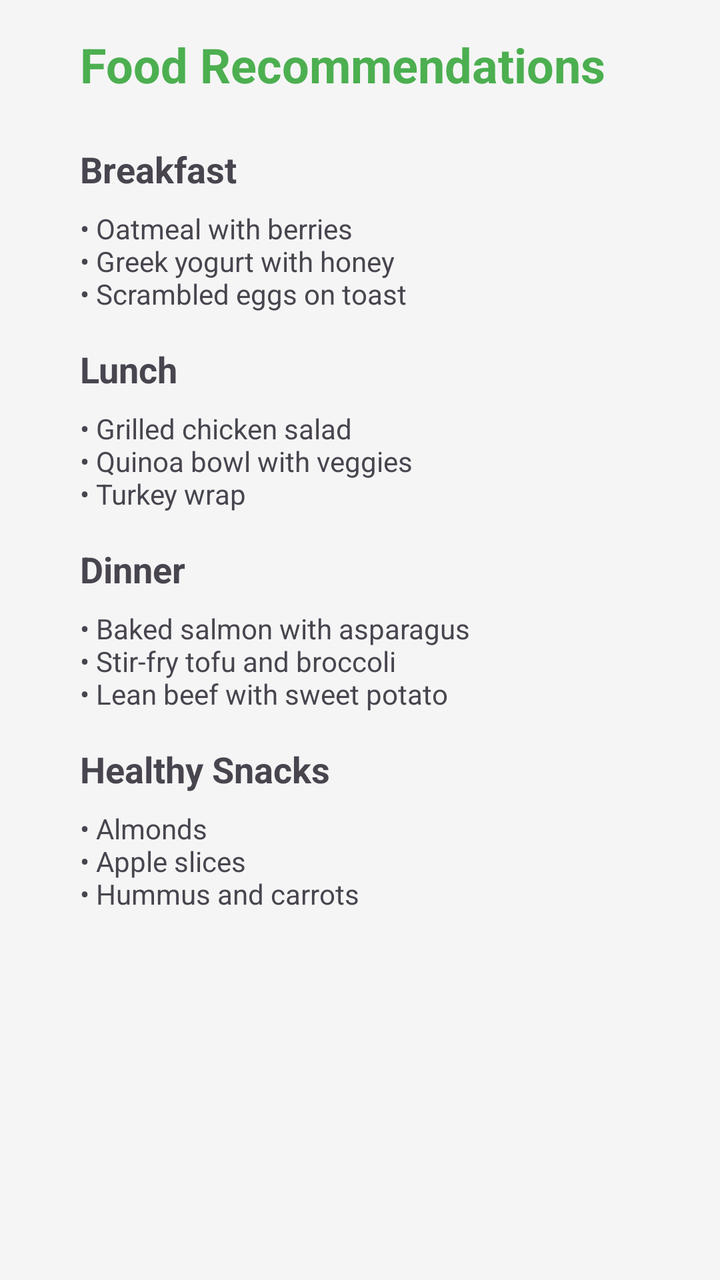
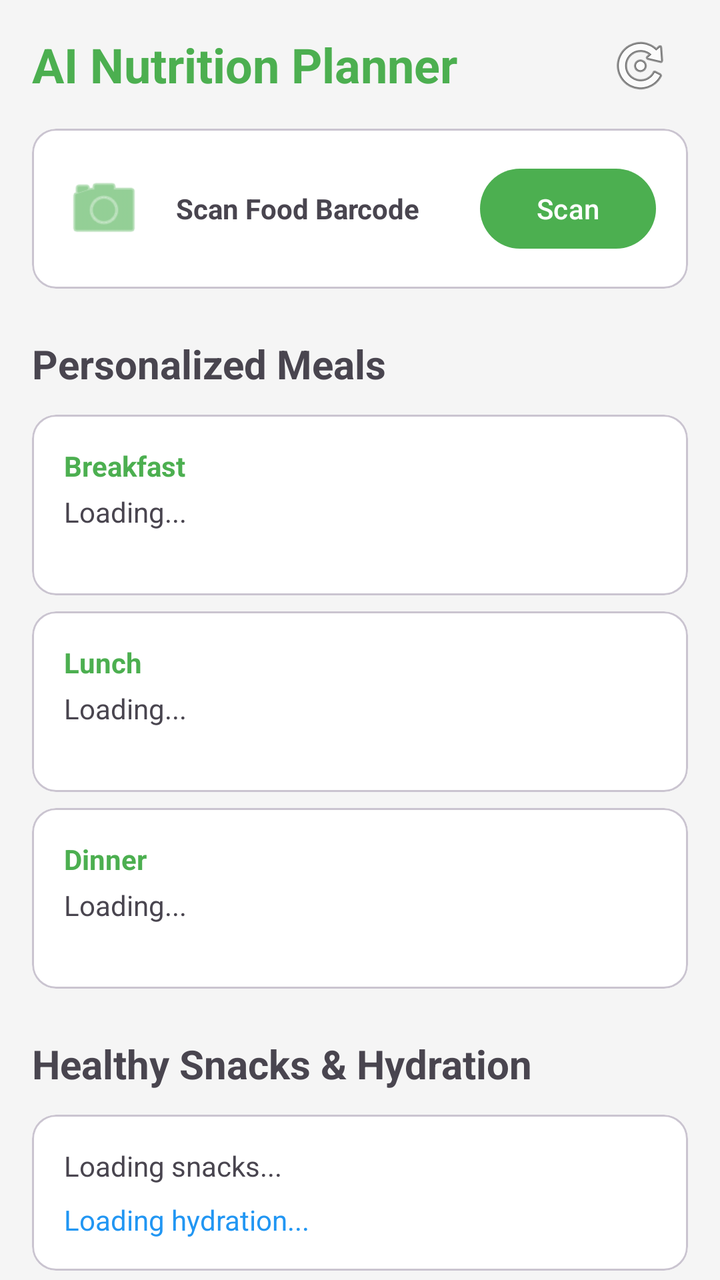

Two renders of the same Android screen: before a commit and after it. Below are the layout's source before the change and the commit's diff.
<!-- AndroidManifest.xml: application theme Theme.FitnessApp -->
<!-- res/layout/fragment_food.xml -->
<?xml version="1.0" encoding="utf-8"?>
<ScrollView xmlns:android="http://schemas.android.com/apk/res/android"
    xmlns:app="http://schemas.android.com/apk/res-auto"
    android:layout_width="match_parent"
    android:layout_height="match_parent"
    android:fillViewport="true"
    android:background="@color/backgroundColor">

    <androidx.constraintlayout.widget.ConstraintLayout
        android:layout_width="match_parent"
        android:layout_height="wrap_content"
        android:padding="@dimen/screen_padding">

        <androidx.constraintlayout.widget.Guideline
            android:id="@+id/glLeft"
            android:layout_width="wrap_content"
            android:layout_height="wrap_content"
            android:orientation="vertical"
            app:layout_constraintGuide_begin="@dimen/content_horizontal_margin" />

        <androidx.constraintlayout.widget.Guideline
            android:id="@+id/glRight"
            android:layout_width="wrap_content"
            android:layout_height="wrap_content"
            android:orientation="vertical"
            app:layout_constraintGuide_end="@dimen/content_horizontal_margin" />

        <TextView
            android:id="@+id/tvTitle"
            android:layout_width="wrap_content"
            android:layout_height="wrap_content"
            android:text="Food Recommendations"
            android:textSize="@dimen/text_size_h1"
            android:textStyle="bold"
            android:textColor="@color/primaryColor"
            app:layout_constraintTop_toTopOf="parent"
            app:layout_constraintStart_toStartOf="@id/glLeft" />

        <LinearLayout
            android:layout_width="0dp"
            android:layout_height="wrap_content"
            android:orientation="vertical"
            android:layout_marginTop="24dp"
            app:layout_constraintTop_toBottomOf="@id/tvTitle"
            app:layout_constraintStart_toStartOf="@id/glLeft"
            app:layout_constraintEnd_toEndOf="@id/glRight">

            
            <TextView
                android:layout_width="wrap_content"
                android:layout_height="wrap_content"
                android:text="Breakfast"
                android:textSize="@dimen/text_size_h2"
                android:textStyle="bold"
                android:layout_marginBottom="8dp" />
            <TextView
                android:layout_width="match_parent"
                android:layout_height="wrap_content"
                android:text="• Oatmeal with berries\n• Greek yogurt with honey\n• Scrambled eggs on toast"
                android:layout_marginBottom="16dp" />

            
            <TextView
                android:layout_width="wrap_content"
                android:layout_height="wrap_content"
                android:text="Lunch"
                android:textSize="@dimen/text_size_h2"
                android:textStyle="bold"
                android:layout_marginBottom="8dp" />
            <TextView
                android:layout_width="match_parent"
                android:layout_height="wrap_content"
                android:text="• Grilled chicken salad\n• Quinoa bowl with veggies\n• Turkey wrap"
                android:layout_marginBottom="16dp" />

            
            <TextView
                android:layout_width="wrap_content"
                android:layout_height="wrap_content"
                android:text="Dinner"
                android:textSize="@dimen/text_size_h2"
                android:textStyle="bold"
                android:layout_marginBottom="8dp" />
            <TextView
                android:layout_width="match_parent"
                android:layout_height="wrap_content"
                android:text="• Baked salmon with asparagus\n• Stir-fry tofu and broccoli\n• Lean beef with sweet potato"
                android:layout_marginBottom="16dp" />

            
            <TextView
                android:layout_width="wrap_content"
                android:layout_height="wrap_content"
                android:text="Healthy Snacks"
                android:textSize="@dimen/text_size_h2"
                android:textStyle="bold"
                android:layout_marginBottom="8dp" />
            <TextView
                android:layout_width="match_parent"
                android:layout_height="wrap_content"
                android:text="• Almonds\n• Apple slices\n• Hummus and carrots" />

        </LinearLayout>

    </androidx.constraintlayout.widget.ConstraintLayout>
</ScrollView>
<!-- resources referenced by this layout -->
<resources>
  <color name="backgroundColor">#F5F5F5</color>
  <color name="primaryColor">#4CAF50</color>
  <dimen name="content_horizontal_margin">24dp</dimen>
  <dimen name="screen_padding">16dp</dimen>
  <dimen name="text_size_h1">24sp</dimen>
  <dimen name="text_size_h2">18sp</dimen>
  <style name="Theme.FitnessApp" parent="Base.Theme.FitnessApp" />
  <style name="Base.Theme.FitnessApp" parent="Theme.Material3.DayNight.NoActionBar">
          <item name="colorPrimary">@color/primaryColor</item>
          <item name="colorOnPrimary">@color/white</item>
          <item name="colorPrimaryContainer">@color/primaryVariant</item>
          <item name="colorOnPrimaryContainer">@color/white</item>
          <item name="colorSecondary">@color/secondaryColor</item>
          <item name="colorOnSecondary">@color/black</item>
          <item name="android:windowBackground">@color/backgroundColor</item>
          <item name="android:statusBarColor">@color/primaryVariant</item>
          <item name="colorSurface">@color/surfaceColor</item>
          <item name="colorOnSurface">@color/textColorPrimary</item>
          <item name="colorSurfaceVariant">@color/surfaceVariant</item>
          <item name="colorOnSurfaceVariant">@color/textColorSecondary</item>
          <item name="colorSecondaryContainer">@color/secondaryContainer</item>
          <item name="colorOnSecondaryContainer">@color/primaryColor</item>
          <item name="android:textColorPrimary">@color/textColorPrimary</item>
          <item name="android:textColorSecondary">@color/textColorSecondary</item>
      </style>
  <color name="white">#FFFFFFFF</color>
  <color name="primaryVariant">#388E3C</color>
  <color name="secondaryColor">#FFC107</color>
  <color name="black">#FF000000</color>
  <color name="surfaceColor">#FFFFFF</color>
  <color name="textColorPrimary">#212121</color>
  <color name="surfaceVariant">#EEEEEE</color>
  <color name="textColorSecondary">#757575</color>
  <color name="secondaryContainer">#E8F5E9</color>
</resources>

<!-- the commit's change to res/layout/fragment_food.xml (unified diff, before → after) -->
@@ -1,5 +1,5 @@
 <?xml version="1.0" encoding="utf-8"?>
-<ScrollView xmlns:android="http://schemas.android.com/apk/res/android"
+<androidx.core.widget.NestedScrollView xmlns:android="http://schemas.android.com/apk/res/android"
     xmlns:app="http://schemas.android.com/apk/res-auto"
     android:layout_width="match_parent"
     android:layout_height="match_parent"
@@ -9,98 +9,176 @@
     <androidx.constraintlayout.widget.ConstraintLayout
         android:layout_width="match_parent"
         android:layout_height="wrap_content"
-        android:padding="@dimen/screen_padding">
+        android:padding="16dp">
 
-        <androidx.constraintlayout.widget.Guideline
-            android:id="@+id/glLeft"
+        <TextView
+            android:id="@+id/tvNutritionTitle"
             android:layout_width="wrap_content"
             android:layout_height="wrap_content"
-            android:orientation="vertical"
-            app:layout_constraintGuide_begin="@dimen/content_horizontal_margin" />
-
-        <androidx.constraintlayout.widget.Guideline
-            android:id="@+id/glRight"
-            android:layout_width="wrap_content"
-            android:layout_height="wrap_content"
-            android:orientation="vertical"
-            app:layout_constraintGuide_end="@dimen/content_horizontal_margin" />
-
-        <TextView
-            android:id="@+id/tvTitle"
-            android:layout_width="wrap_content"
-            android:layout_height="wrap_content"
-            android:text="Food Recommendations"
-            android:textSize="@dimen/text_size_h1"
+            android:text="AI Nutrition Planner"
+            android:textSize="24sp"
             android:textStyle="bold"
             android:textColor="@color/primaryColor"
             app:layout_constraintTop_toTopOf="parent"
-            app:layout_constraintStart_toStartOf="@id/glLeft" />
+            app:layout_constraintStart_toStartOf="parent" />
+
+        <ImageButton
+            android:id="@+id/btnRefresh"
+            android:layout_width="48dp"
+            android:layout_height="48dp"
+            android:src="@android:drawable/ic_menu_rotate"
+            android:background="?attr/selectableItemBackgroundBorderless"
+            android:contentDescription="Refresh Recommendations"
+            app:layout_constraintTop_toTopOf="@id/tvNutritionTitle"
+            app:layout_constraintBottom_toBottomOf="@id/tvNutritionTitle"
+            app:layout_constraintEnd_toEndOf="parent" />
+
+        
+        <com.google.android.material.card.MaterialCardView
+            android:id="@+id/cardFoodScanner"
+            android:layout_width="match_parent"
+            android:layout_height="wrap_content"
+            android:layout_marginTop="16dp"
+            app:cardCornerRadius="12dp"
+            app:layout_constraintTop_toBottomOf="@id/tvNutritionTitle">
+
+            <LinearLayout
+                android:layout_width="match_parent"
+                android:layout_height="wrap_content"
+                android:orientation="horizontal"
+                android:padding="16dp"
+                android:gravity="center_vertical">
+
+                <ImageView
+                    android:layout_width="40dp"
+                    android:layout_height="40dp"
+                    android:src="@android:drawable/ic_menu_camera"
+                    app:tint="@color/primaryColor"
+                    android:contentDescription="Scanner" />
+
+                <TextView
+                    android:layout_width="0dp"
+                    android:layout_height="wrap_content"
+                    android:layout_weight="1"
+                    android:layout_marginStart="16dp"
+                    android:text="Scan Food Barcode"
+                    android:textStyle="bold" />
+
+                <Button
+                    android:id="@+id/btnScan"
+                    android:layout_width="wrap_content"
+                    android:layout_height="wrap_content"
+                    android:text="Scan" />
+            </LinearLayout>
+        </com.google.android.material.card.MaterialCardView>
+
+        
+        <TextView
+            android:id="@+id/tvMealTitle"
+            android:layout_width="wrap_content"
+            android:layout_height="wrap_content"
+            android:text="Personalized Meals"
+            android:textSize="20sp"
+            android:textStyle="bold"
+            android:layout_marginTop="24dp"
+            app:layout_constraintTop_toBottomOf="@id/cardFoodScanner"
+            app:layout_constraintStart_toStartOf="parent" />
 
         <LinearLayout
-            android:layout_width="0dp"
+            android:id="@+id/llMeals"
+            android:layout_width="match_parent"
             android:layout_height="wrap_content"
             android:orientation="vertical"
-            android:layout_marginTop="24dp"
-            app:layout_constraintTop_toBottomOf="@id/tvTitle"
-            app:layout_constraintStart_toStartOf="@id/glLeft"
-            app:layout_constraintEnd_toEndOf="@id/glRight">
+            android:layout_marginTop="12dp"
+            app:layout_constraintTop_toBottomOf="@id/tvMealTitle">
 
-            
-            <TextView
-                android:layout_width="wrap_content"
-                android:layout_height="wrap_content"
-                android:text="Breakfast"
-                android:textSize="@dimen/text_size_h2"
-                android:textStyle="bold"
-                android:layout_marginBottom="8dp" />
-            <TextView
+            <com.google.android.material.card.MaterialCardView
                 android:layout_width="match_parent"
                 android:layout_height="wrap_content"
-                android:text="• Oatmeal with berries\n• Greek yogurt with honey\n• Scrambled eggs on toast"
-                android:layout_marginBottom="16dp" />
+                android:layout_marginBottom="8dp"
+                app:cardCornerRadius="12dp">
+                <LinearLayout
+                    android:layout_width="match_parent"
+                    android:layout_height="wrap_content"
+                    android:orientation="vertical"
+                    android:padding="16dp">
+                    <TextView android:layout_width="wrap_content" android:layout_height="wrap_content" android:text="Breakfast" android:textStyle="bold" android:textColor="@color/primaryColor"/>
+                    <TextView android:id="@+id/tvBreakfastItems" android:layout_width="match_parent" android:layout_height="wrap_content" android:text="Loading..." android:layout_marginTop="4dp" />
+                    <TextView android:id="@+id/tvBreakfastNutri" android:layout_width="match_parent" android:layout_height="wrap_content" android:textSize="12sp" android:textColor="@color/textColorSecondary" />
+                </LinearLayout>
+            </com.google.android.material.card.MaterialCardView>
 
-            
-            <TextView
-                android:layout_width="wrap_content"
-                android:layout_height="wrap_content"
-                android:text="Lunch"
-                android:textSize="@dimen/text_size_h2"
-                android:textStyle="bold"
-                android:layout_marginBottom="8dp" />
-            <TextView
+            <com.google.android.material.card.MaterialCardView
                 android:layout_width="match_parent"
                 android:layout_height="wrap_content"
-                android:text="• Grilled chicken salad\n• Quinoa bowl with veggies\n• Turkey wrap"
-                android:layout_marginBottom="16dp" />
+                android:layout_marginBottom="8dp"
+                app:cardCornerRadius="12dp">
+                <LinearLayout
+                    android:layout_width="match_parent"
+                    android:layout_height="wrap_content"
+                    android:orientation="vertical"
+                    android:padding="16dp">
+                    <TextView android:layout_width="wrap_content" android:layout_height="wrap_content" android:text="Lunch" android:textStyle="bold" android:textColor="@color/primaryColor"/>
+                    <TextView android:id="@+id/tvLunchItems" android:layout_width="match_parent" android:layout_height="wrap_content" android:text="Loading..." android:layout_marginTop="4dp" />
+                    <TextView android:id="@+id/tvLunchNutri" android:layout_width="match_parent" android:layout_height="wrap_content" android:textSize="12sp" android:textColor="@color/textColorSecondary" />
+                </LinearLayout>
+            </com.google.android.material.card.MaterialCardView>
 
-            
-            <TextView
-                android:layout_width="wrap_content"
-                android:layout_height="wrap_content"
-                android:text="Dinner"
-                android:textSize="@dimen/text_size_h2"
-                android:textStyle="bold"
-                android:layout_marginBottom="8dp" />
-            <TextView
+            <com.google.android.material.card.MaterialCardView
                 android:layout_width="match_parent"
                 android:layout_height="wrap_content"
-                android:text="• Baked salmon with asparagus\n• Stir-fry tofu and broccoli\n• Lean beef with sweet potato"
-                android:layout_marginBottom="16dp" />
+                android:layout_marginBottom="8dp"
+                app:cardCornerRadius="12dp">
+                <LinearLayout
+                    android:layout_width="match_parent"
+                    android:layout_height="wrap_content"
+                    android:orientation="vertical"
+                    android:padding="16dp">
+                    <TextView android:layout_width="wrap_content" android:layout_height="wrap_content" android:text="Dinner" android:textStyle="bold" android:textColor="@color/primaryColor"/>
+                    <TextView android:id="@+id/tvDinnerItems" android:layout_width="match_parent" android:layout_height="wrap_content" android:text="Loading..." android:layout_marginTop="4dp" />
+                    <TextView android:id="@+id/tvDinnerNutri" android:layout_width="match_parent" android:layout_height="wrap_content" android:textSize="12sp" android:textColor="@color/textColorSecondary" />
+                </LinearLayout>
+            </com.google.android.material.card.MaterialCardView>
+        </LinearLayout>
 
-            
-            <TextView
-                android:layout_width="wrap_content"
-                android:layout_height="wrap_content"
-                android:text="Healthy Snacks"
-                android:textSize="@dimen/text_size_h2"
-                android:textStyle="bold"
-                android:layout_marginBottom="8dp" />
-            <TextView
+        
+        <TextView
+            android:id="@+id/tvSnackTitle"
+            android:layout_width="wrap_content"
+            android:layout_height="wrap_content"
+            android:text="Healthy Snacks &amp; Hydration"
+            android:textSize="20sp"
+            android:textStyle="bold"
+            android:layout_marginTop="16dp"
+            app:layout_constraintTop_toBottomOf="@id/llMeals"
+            app:layout_constraintStart_toStartOf="parent" />
+
+        <com.google.android.material.card.MaterialCardView
+            android:id="@+id/cardSnacks"
+            android:layout_width="match_parent"
+            android:layout_height="wrap_content"
+            android:layout_marginTop="12dp"
+            app:cardCornerRadius="12dp"
+            app:layout_constraintTop_toBottomOf="@id/tvSnackTitle">
+            <LinearLayout
                 android:layout_width="match_parent"
                 android:layout_height="wrap_content"
-                android:text="• Almonds\n• Apple slices\n• Hummus and carrots" />
+                android:orientation="vertical"
+                android:padding="16dp">
+                <TextView android:id="@+id/tvSnackItems" android:layout_width="match_parent" android:layout_height="wrap_content" android:text="Loading snacks..." />
+                <TextView android:id="@+id/tvHydrationAdvice" android:layout_width="match_parent" android:layout_height="wrap_content" android:text="Loading hydration..." android:layout_marginTop="8dp" android:textColor="@color/waterBlue" />
+            </LinearLayout>
+        </com.google.android.material.card.MaterialCardView>
 
-        </LinearLayout>
+        <Button
+            android:id="@+id/btnLogMeal"
+            android:layout_width="match_parent"
+            android:layout_height="56dp"
+            android:text="Log Balanced Meal"
+            android:layout_marginTop="24dp"
+            android:backgroundTint="@color/primaryColor"
+            app:layout_constraintTop_toBottomOf="@id/cardSnacks"
+            android:layout_marginBottom="32dp" />
 
     </androidx.constraintlayout.widget.ConstraintLayout>
-</ScrollView>
+</androidx.core.widget.NestedScrollView>
<!-- resource entries referenced after the edit -->
@@ -2,10 +2,6 @@
 <resources>
   <color name="backgroundColor">#F5F5F5</color>
   <color name="primaryColor">#4CAF50</color>
-  <dimen name="content_horizontal_margin">24dp</dimen>
-  <dimen name="screen_padding">16dp</dimen>
-  <dimen name="text_size_h1">24sp</dimen>
-  <dimen name="text_size_h2">18sp</dimen>
   <style name="Theme.FitnessApp" parent="Base.Theme.FitnessApp" />
   <style name="Base.Theme.FitnessApp" parent="Theme.Material3.DayNight.NoActionBar">
           <item name="colorPrimary">@color/primaryColor</item>
@@ -33,6 +29,7 @@
   <color name="textColorPrimary">#212121</color>
   <color name="surfaceVariant">#EEEEEE</color>
   <color name="textColorSecondary">#757575</color>
+  <color name="waterBlue">#2196F3</color>
   <color name="secondaryContainer">#E8F5E9</color>
 </resources>
 
